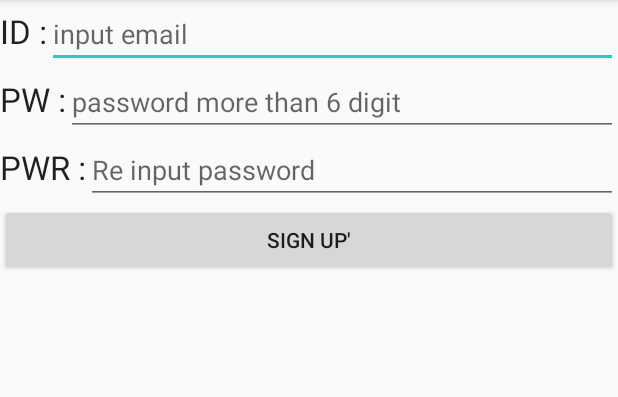
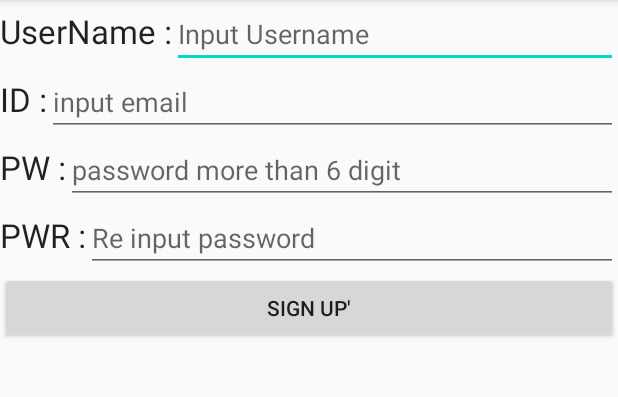
Before and after one commit to osamhack2020/APP_BodyProtector_wiseMTlife, an Android app: the screen it shows after launch (SignUpActivity), after a tap on "SIGN UP", on a phone screen of 412 x 824 dp, the part 84-481 px from its top. Run offline under Robolectric (Android 15) with nearby library versions, the phone set to English and light mode, and no system bars; our stand-ins replace Firebase (no records; nobody signed in at launch, a user with empty details on screens opened directly).

Commit message:
input data to firebase database

```diff
--- a/app/build.gradle
+++ b/app/build.gradle
@@ -31,6 +31,7 @@ dependencies {
     implementation 'com.google.firebase:firebase-analytics'
     implementation 'com.google.firebase:firebase-auth:16.0.5'
     implementation 'com.google.firebase:firebase-database:19.5.0'
+
     testImplementation 'junit:junit:4.12'
     androidTestImplementation 'androidx.test.ext:junit:1.1.1'
     androidTestImplementation 'androidx.test.espresso:espresso-core:3.2.0'
--- a/app/src/main/java/com/osam/bodyprotector/MainActivity.java
+++ b/app/src/main/java/com/osam/bodyprotector/MainActivity.java
@@ -4,9 +4,11 @@ import androidx.annotation.NonNull;
 import androidx.appcompat.app.AppCompatActivity;
 
 import android.content.Intent;
+import android.content.SharedPreferences;
 import android.os.Bundle;
 import android.view.View;
 import android.widget.Button;
+import android.widget.CheckBox;
 import android.widget.EditText;
 import android.widget.Toast;
 
@@ -14,13 +16,17 @@ import com.google.android.gms.tasks.OnCompleteListener;
 import com.google.android.gms.tasks.Task;
 import com.google.firebase.auth.AuthResult;
 import com.google.firebase.auth.FirebaseAuth;
+import com.google.firebase.database.FirebaseDatabase;
 
 public class MainActivity extends AppCompatActivity {
     private EditText et_id;
     private EditText et_pw;
     private Button bt_ok;
     private Button bt_mkid;
+    private CheckBox chb_memory;
+
     FirebaseAuth firebaseAuth;
+
 
     @Override
     protected void onCreate(Bundle savedInstanceState) {
@@ -31,6 +37,12 @@ public class MainActivity extends AppCompatActivity {
         et_pw = (EditText)findViewById(R.id.editText_pw);
         bt_ok = (Button)findViewById(R.id.bt_ok);
         bt_mkid = (Button)findViewById(R.id.bt_mkid);
+        chb_memory = (CheckBox)findViewById(R.id.chb_memory);
+
+        SharedPreferences pref;
+        SharedPreferences.Editor editor;
+
+        final FirebaseDatabase database = FirebaseDatabase.getInstance();
 
         firebaseAuth = firebaseAuth.getInstance();
         bt_ok.setOnClickListener(new View.OnClickListener(){
@@ -38,6 +50,7 @@ public class MainActivity extends AppCompatActivity {
             public void onClick(View v) {
                 String email = et_id.getText().toString().trim();
                 String pw = et_pw.getText().toString().trim();
+
 
                 if(email.isEmpty() || pw.isEmpty()){
                     Toast.makeText(MainActivity.this,"Login failed",Toast.LENGTH_SHORT).show();
--- a/app/src/main/java/com/osam/bodyprotector/SignUpActivity.java
+++ b/app/src/main/java/com/osam/bodyprotector/SignUpActivity.java
@@ -21,10 +21,33 @@ public class SignUpActivity extends AppCompatActivity {
     private EditText et_id;
     private EditText et_pw;
     private EditText et_pwr;
+    private EditText et_name;
     private Button bt_signup;
+
     FirebaseAuth firebaseAuth;
     private FirebaseDatabase firebaseDatabase = FirebaseDatabase.getInstance();
     private DatabaseReference databaseReference = firebaseDatabase.getReference();
+
+    public class User{
+        public String username;
+        public String email;
+        public String pw;
+
+        public User(){}
+
+        public User(String username, String email, String pw){
+            this.username = username;
+            this.email = email;
+            this.pw = pw;
+        }
+    }
+
+    private void createNewUser(String userId, String name, String email, String pw){
+        User user = new User(name, email, pw);
+
+        databaseReference.child("users").child(userId).setValue(user);
+    }
+
     @Override
     protected void onCreate(Bundle savedInstanceState) {
         super.onCreate(savedInstanceState);
@@ -32,6 +55,7 @@ public class SignUpActivity extends AppCompatActivity {
         et_id = (EditText)findViewById(R.id.et_id);
         et_pw = (EditText)findViewById(R.id.et_pw);
         et_pwr = (EditText)findViewById(R.id.et_pwr);
+        et_name = (EditText)findViewById(R.id.et_name);
         bt_signup = (Button)findViewById(R.id.bt_signup);
 
         firebaseAuth = FirebaseAuth.getInstance();
@@ -39,6 +63,7 @@ public class SignUpActivity extends AppCompatActivity {
         bt_signup.setOnClickListener(new View.OnClickListener() {
             @Override
             public void onClick(View v) {
+                final String sign_name = et_name.getText().toString().trim();
                 final String sign_id = et_id.getText().toString().trim();
                 final String sign_pw = et_pw.getText().toString().trim();
                 final String sign_pwr = et_pwr.getText().toString().trim();
@@ -48,6 +73,7 @@ public class SignUpActivity extends AppCompatActivity {
                         @Override
                         public void onComplete(@NonNull Task<AuthResult> task) {
                             if(task.isSuccessful()){
+                                createNewUser(firebaseAuth.getUid(),sign_name,sign_id,sign_pw);
                                 Intent intent = new Intent(SignUpActivity.this, HomeActivity.class);
                                 startActivity(intent);
                             }else{
--- a/app/src/main/res/layout/activity_sign_up.xml
+++ b/app/src/main/res/layout/activity_sign_up.xml
@@ -6,6 +6,29 @@
     android:layout_height="match_parent"
     android:orientation="vertical"
     tools:context=".SignUpActivity">
+
+    <LinearLayout
+        android:layout_width="match_parent"
+        android:layout_height="wrap_content"
+        android:orientation="horizontal">
+
+        <TextView
+            android:id="@+id/textView"
+            android:layout_width="wrap_content"
+            android:layout_height="wrap_content"
+            android:text="UserName :"
+            android:textAppearance="@style/TextAppearance.AppCompat.Large" />
+
+        <EditText
+            android:id="@+id/et_name"
+            android:layout_width="wrap_content"
+            android:layout_height="wrap_content"
+            android:layout_weight="1"
+            android:ems="10"
+            android:hint="Input Username"
+            android:inputType="textPersonName" />
+
+    </LinearLayout>
 
     <LinearLayout
         android:layout_width="match_parent"
```
Also changed, not shown: app/src/main/res/layout/activity_main.xml (+32 -6 lines).
